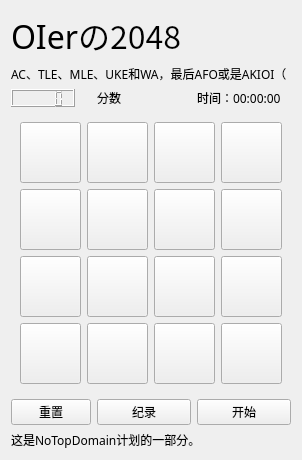
Qt form libs/Moyu.ui (LYXOfficial/NoTopDomain) before a commit.
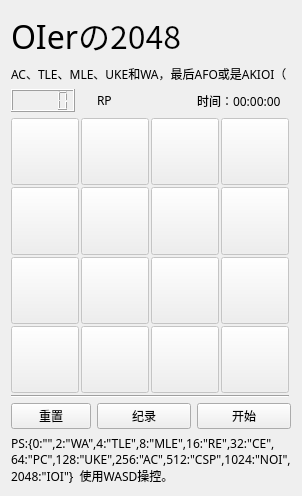
The same form after that commit.

Diff of the .ui file:
```diff
--- a/libs/Moyu.ui
+++ b/libs/Moyu.ui
@@ -7,9 +7,15 @@
     <x>0</x>
     <y>0</y>
     <width>298</width>
-    <height>445</height>
+    <height>496</height>
    </rect>
   </property>
+  <property name="sizePolicy">
+   <sizepolicy hsizetype="Preferred" vsizetype="Preferred">
+    <horstretch>0</horstretch>
+    <verstretch>0</verstretch>
+   </sizepolicy>
+  </property>
   <property name="font">
    <font>
     <family>Microsoft YaHei UI Light</family>
@@ -39,7 +45,7 @@
    <item row="2" column="1">
     <widget class="QLabel" name="label_4">
      <property name="text">
-      <string>分数</string>
+      <string>RP</string>
      </property>
     </widget>
    </item>
@@ -59,6 +65,12 @@
    </item>
    <item row="4" column="0" colspan="3">
     <widget class="QWidget" name="widget" native="true">
+     <property name="sizePolicy">
+      <sizepolicy hsizetype="Ignored" vsizetype="Ignored">
+       <horstretch>0</horstretch>
+       <verstretch>0</verstretch>
+      </sizepolicy>
+     </property>
      <property name="minimumSize">
       <size>
        <width>280</width>
@@ -71,15 +83,53 @@
        <height>280</height>
       </size>
      </property>
+     <property name="sizeIncrement">
+      <size>
+       <width>0</width>
+       <height>0</height>
+      </size>
+     </property>
+     <property name="font">
+      <font>
+       <family>Microsoft YaHei UI</family>
+       <pointsize>18</pointsize>
+       <weight>50</weight>
+       <bold>false</bold>
+      </font>
+     </property>
      <layout class="QGridLayout" name="gridLayout_2">
-      <item row="0" column="0">
-       <widget class="QPushButton" name="b1_1">
+      <property name="leftMargin">
+       <number>0</number>
+      </property>
+      <property name="topMargin">
+       <number>0</number>
+      </property>
+      <property name="rightMargin">
+       <number>0</number>
+      </property>
+      <property name="bottomMargin">
+       <number>0</number>
+      </property>
+      <property name="spacing">
+       <number>2</number>
+      </property>
+      <item row="1" column="0">
+       <widget class="QPushButton" name="b2_1">
+        <property name="enabled">
+         <bool>false</bool>
+        </property>
         <property name="sizePolicy">
          <sizepolicy hsizetype="Preferred" vsizetype="Preferred">
           <horstretch>0</horstretch>
           <verstretch>0</verstretch>
          </sizepolicy>
         </property>
+        <property name="maximumSize">
+         <size>
+          <width>68</width>
+          <height>68</height>
+         </size>
+        </property>
         <property name="text">
          <string/>
         </property>
@@ -87,11 +137,42 @@
       </item>
       <item row="0" column="1">
        <widget class="QPushButton" name="b1_2">
+        <property name="enabled">
+         <bool>false</bool>
+        </property>
         <property name="sizePolicy">
          <sizepolicy hsizetype="Preferred" vsizetype="Preferred">
           <horstretch>0</horstretch>
           <verstretch>0</verstretch>
          </sizepolicy>
+        </property>
+        <property name="maximumSize">
+         <size>
+          <width>68</width>
+          <height>68</height>
+         </size>
+        </property>
+        <property name="text">
+         <string/>
+        </property>
+       </widget>
+      </item>
+      <item row="3" column="3">
+       <widget class="QPushButton" name="b4_4">
+        <property name="enabled">
+         <bool>false</bool>
+        </property>
+        <property name="sizePolicy">
+         <sizepolicy hsizetype="Preferred" vsizetype="Preferred">
+          <horstretch>0</horstretch>
+          <verstretch>0</verstretch>
+         </sizepolicy>
+        </property>
+        <property name="maximumSize">
+         <size>
+          <width>68</width>
+          <height>68</height>
+         </size>
         </property>
         <property name="text">
          <string/>
@@ -100,38 +181,43 @@
       </item>
       <item row="0" column="2">
        <widget class="QPushButton" name="b1_3">
-        <property name="sizePolicy">
-         <sizepolicy hsizetype="Preferred" vsizetype="Preferred">
-          <horstretch>0</horstretch>
-          <verstretch>0</verstretch>
-         </sizepolicy>
+        <property name="enabled">
+         <bool>false</bool>
         </property>
-        <property name="text">
-         <string/>
-        </property>
-       </widget>
-      </item>
-      <item row="0" column="3">
-       <widget class="QPushButton" name="b1_4">
         <property name="sizePolicy">
          <sizepolicy hsizetype="Preferred" vsizetype="Preferred">
           <horstretch>0</horstretch>
           <verstretch>0</verstretch>
          </sizepolicy>
         </property>
+        <property name="maximumSize">
+         <size>
+          <width>68</width>
+          <height>68</height>
+         </size>
+        </property>
         <property name="text">
          <string/>
         </property>
        </widget>
       </item>
-      <item row="1" column="0">
-       <widget class="QPushButton" name="b2_1">
+      <item row="3" column="1">
+       <widget class="QPushButton" name="b4_2">
+        <property name="enabled">
+         <bool>false</bool>
+        </property>
         <property name="sizePolicy">
          <sizepolicy hsizetype="Preferred" vsizetype="Preferred">
           <horstretch>0</horstretch>
           <verstretch>0</verstretch>
          </sizepolicy>
         </property>
+        <property name="maximumSize">
+         <size>
+          <width>68</width>
+          <height>68</height>
+         </size>
+        </property>
         <property name="text">
          <string/>
         </property>
@@ -139,12 +225,21 @@
       </item>
       <item row="1" column="1">
        <widget class="QPushButton" name="b2_2">
+        <property name="enabled">
+         <bool>false</bool>
+        </property>
         <property name="sizePolicy">
          <sizepolicy hsizetype="Preferred" vsizetype="Preferred">
           <horstretch>0</horstretch>
           <verstretch>0</verstretch>
          </sizepolicy>
         </property>
+        <property name="maximumSize">
+         <size>
+          <width>68</width>
+          <height>68</height>
+         </size>
+        </property>
         <property name="text">
          <string/>
         </property>
@@ -152,11 +247,64 @@
       </item>
       <item row="1" column="2">
        <widget class="QPushButton" name="b2_3">
+        <property name="enabled">
+         <bool>false</bool>
+        </property>
         <property name="sizePolicy">
          <sizepolicy hsizetype="Preferred" vsizetype="Preferred">
           <horstretch>0</horstretch>
           <verstretch>0</verstretch>
          </sizepolicy>
+        </property>
+        <property name="maximumSize">
+         <size>
+          <width>68</width>
+          <height>68</height>
+         </size>
+        </property>
+        <property name="text">
+         <string/>
+        </property>
+       </widget>
+      </item>
+      <item row="2" column="2">
+       <widget class="QPushButton" name="b3_3">
+        <property name="enabled">
+         <bool>false</bool>
+        </property>
+        <property name="sizePolicy">
+         <sizepolicy hsizetype="Preferred" vsizetype="Preferred">
+          <horstretch>0</horstretch>
+          <verstretch>0</verstretch>
+         </sizepolicy>
+        </property>
+        <property name="maximumSize">
+         <size>
+          <width>68</width>
+          <height>68</height>
+         </size>
+        </property>
+        <property name="text">
+         <string/>
+        </property>
+       </widget>
+      </item>
+      <item row="3" column="2">
+       <widget class="QPushButton" name="b4_3">
+        <property name="enabled">
+         <bool>false</bool>
+        </property>
+        <property name="sizePolicy">
+         <sizepolicy hsizetype="Preferred" vsizetype="Preferred">
+          <horstretch>0</horstretch>
+          <verstretch>0</verstretch>
+         </sizepolicy>
+        </property>
+        <property name="maximumSize">
+         <size>
+          <width>68</width>
+          <height>68</height>
+         </size>
         </property>
         <property name="text">
          <string/>
@@ -165,11 +313,64 @@
       </item>
       <item row="1" column="3">
        <widget class="QPushButton" name="b2_4">
+        <property name="enabled">
+         <bool>false</bool>
+        </property>
         <property name="sizePolicy">
          <sizepolicy hsizetype="Preferred" vsizetype="Preferred">
           <horstretch>0</horstretch>
           <verstretch>0</verstretch>
          </sizepolicy>
+        </property>
+        <property name="maximumSize">
+         <size>
+          <width>68</width>
+          <height>68</height>
+         </size>
+        </property>
+        <property name="text">
+         <string/>
+        </property>
+       </widget>
+      </item>
+      <item row="3" column="0">
+       <widget class="QPushButton" name="b4_1">
+        <property name="enabled">
+         <bool>false</bool>
+        </property>
+        <property name="sizePolicy">
+         <sizepolicy hsizetype="Preferred" vsizetype="Preferred">
+          <horstretch>0</horstretch>
+          <verstretch>0</verstretch>
+         </sizepolicy>
+        </property>
+        <property name="maximumSize">
+         <size>
+          <width>68</width>
+          <height>68</height>
+         </size>
+        </property>
+        <property name="text">
+         <string/>
+        </property>
+       </widget>
+      </item>
+      <item row="2" column="3">
+       <widget class="QPushButton" name="b3_4">
+        <property name="enabled">
+         <bool>false</bool>
+        </property>
+        <property name="sizePolicy">
+         <sizepolicy hsizetype="Preferred" vsizetype="Preferred">
+          <horstretch>0</horstretch>
+          <verstretch>0</verstretch>
+         </sizepolicy>
+        </property>
+        <property name="maximumSize">
+         <size>
+          <width>68</width>
+          <height>68</height>
+         </size>
         </property>
         <property name="text">
          <string/>
@@ -178,11 +379,42 @@
       </item>
       <item row="2" column="0">
        <widget class="QPushButton" name="b3_1">
+        <property name="enabled">
+         <bool>false</bool>
+        </property>
         <property name="sizePolicy">
          <sizepolicy hsizetype="Preferred" vsizetype="Preferred">
           <horstretch>0</horstretch>
           <verstretch>0</verstretch>
          </sizepolicy>
+        </property>
+        <property name="maximumSize">
+         <size>
+          <width>68</width>
+          <height>68</height>
+         </size>
+        </property>
+        <property name="text">
+         <string/>
+        </property>
+       </widget>
+      </item>
+      <item row="0" column="3">
+       <widget class="QPushButton" name="b1_4">
+        <property name="enabled">
+         <bool>false</bool>
+        </property>
+        <property name="sizePolicy">
+         <sizepolicy hsizetype="Preferred" vsizetype="Preferred">
+          <horstretch>0</horstretch>
+          <verstretch>0</verstretch>
+         </sizepolicy>
+        </property>
+        <property name="maximumSize">
+         <size>
+          <width>68</width>
+          <height>68</height>
+         </size>
         </property>
         <property name="text">
          <string/>
@@ -191,92 +423,52 @@
       </item>
       <item row="2" column="1">
        <widget class="QPushButton" name="b3_2">
-        <property name="sizePolicy">
-         <sizepolicy hsizetype="Preferred" vsizetype="Preferred">
-          <horstretch>0</horstretch>
-          <verstretch>0</verstretch>
-         </sizepolicy>
+        <property name="enabled">
+         <bool>false</bool>
         </property>
-        <property name="text">
-         <string/>
-        </property>
-       </widget>
-      </item>
-      <item row="2" column="2">
-       <widget class="QPushButton" name="b3_3">
         <property name="sizePolicy">
          <sizepolicy hsizetype="Preferred" vsizetype="Preferred">
           <horstretch>0</horstretch>
           <verstretch>0</verstretch>
          </sizepolicy>
         </property>
-        <property name="text">
-         <string/>
+        <property name="maximumSize">
+         <size>
+          <width>68</width>
+          <height>68</height>
+         </size>
         </property>
-       </widget>
-      </item>
-      <item row="2" column="3">
-       <widget class="QPushButton" name="b3_4">
-        <property name="sizePolicy">
-         <sizepolicy hsizetype="Preferred" vsizetype="Preferred">
-          <horstretch>0</horstretch>
-          <verstretch>0</verstretch>
-         </sizepolicy>
-        </property>
         <property name="text">
          <string/>
         </property>
        </widget>
       </item>
-      <item row="3" column="0">
-       <widget class="QPushButton" name="b4_1">
-        <property name="sizePolicy">
-         <sizepolicy hsizetype="Preferred" vsizetype="Preferred">
-          <horstretch>0</horstretch>
-          <verstretch>0</verstretch>
-         </sizepolicy>
+      <item row="0" column="0">
+       <widget class="QPushButton" name="b1_1">
+        <property name="enabled">
+         <bool>false</bool>
         </property>
-        <property name="text">
-         <string/>
-        </property>
-       </widget>
-      </item>
-      <item row="3" column="1">
-       <widget class="QPushButton" name="b4_2">
         <property name="sizePolicy">
          <sizepolicy hsizetype="Preferred" vsizetype="Preferred">
           <horstretch>0</horstretch>
           <verstretch>0</verstretch>
          </sizepolicy>
         </property>
-        <property name="text">
-         <string/>
+        <property name="maximumSize">
+         <size>
+          <width>68</width>
+          <height>68</height>
+         </size>
         </property>
-       </widget>
-      </item>
-      <item row="3" column="2">
-       <widget class="QPushButton" name="b4_3">
-        <property name="sizePolicy">
-         <sizepolicy hsizetype="Preferred" vsizetype="Preferred">
-          <horstretch>0</horstretch>
-          <verstretch>0</verstretch>
-         </sizepolicy>
-        </property>
         <property name="text">
          <string/>
         </property>
        </widget>
       </item>
-      <item row="3" column="3">
-       <widget class="QPushButton" name="b4_4">
-        <property name="sizePolicy">
-         <sizepolicy hsizetype="Preferred" vsizetype="Preferred">
-          <horstretch>0</horstretch>
-          <verstretch>0</verstretch>
-         </sizepolicy>
-        </property>
-        <property name="text">
-         <string/>
+      <item row="4" column="0" colspan="4">
+       <widget class="Line" name="line">
+        <property name="orientation">
+         <enum>Qt::Horizontal</enum>
         </property>
        </widget>
       </item>
@@ -299,7 +491,10 @@
       </sizepolicy>
      </property>
      <property name="text">
-      <string>这是NoTopDomain计划的一部分。</string>
+      <string>PS:{0:&quot;&quot;,2:&quot;WA&quot;,4:&quot;TLE&quot;,8:&quot;MLE&quot;,16:&quot;RE&quot;,32:&quot;CE&quot;,64:&quot;PC&quot;,128:&quot;UKE&quot;,256:&quot;AC&quot;,512:&quot;CSP&quot;,1024:&quot;NOI&quot;,2048:&quot;IOI&quot;}  使用WASD操控。</string>
+     </property>
+     <property name="wordWrap">
+      <bool>true</bool>
      </property>
     </widget>
    </item>
```
